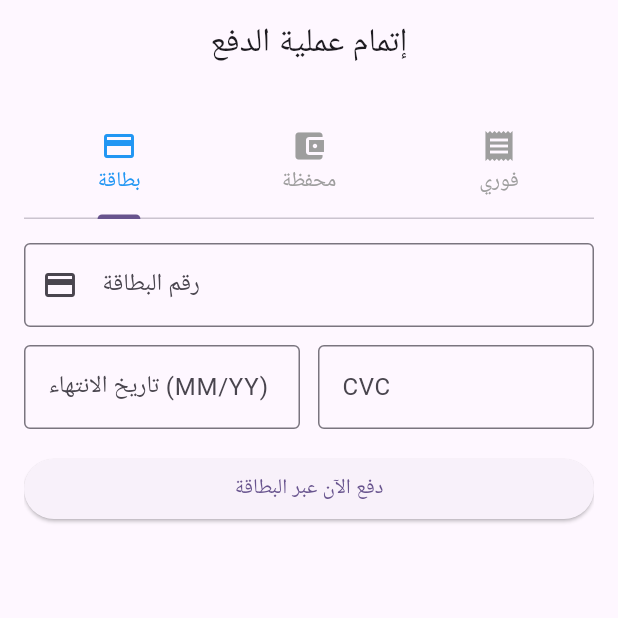
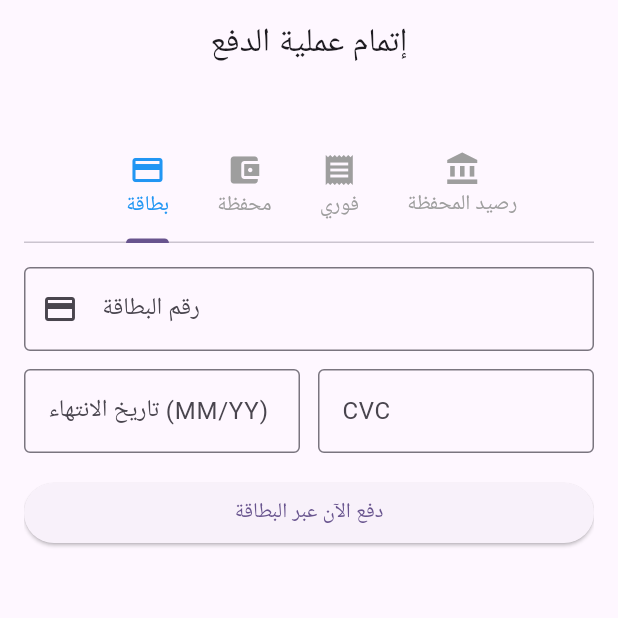
Before and after one commit to AhmedMahmoud2024/payment_gateways, a Flutter app: the screen it shows after launch, on a phone screen of 412 x 824 dp, the top half of it. Run offline on Flutter 3.47's test engine with Material 3 defaults, Android fonts, the phone set to English and light mode, and no system bars; our stand-ins replace equatable, flutter_riverpod.

Commit message:
feat:implemented digital_wallet payment strategy ui

```diff
--- a/lib/features/checkout/presentation/screens/checkout_screen.dart
+++ b/lib/features/checkout/presentation/screens/checkout_screen.dart
@@ -1,3 +1,87 @@
+// ignore_for_file: unused_import
+
+import 'package:flutter/material.dart';
+import 'package:flutter_riverpod/flutter_riverpod.dart';
+import 'package:payment_gateways/features/checkout/logic/checkout_notifier.dart';
+import 'package:payment_gateways/features/checkout/logic/checkout_state.dart';
+
+import 'package:payment_gateways/features/checkout/logic/forms/otp_form_controller.dart';
+import 'package:payment_gateways/features/checkout/presentation/widgets/checkout_feedback_card.dart';
+import 'package:payment_gateways/features/checkout/presentation/widgets/forms/card_payment_form.dart';
+import 'package:payment_gateways/features/checkout/presentation/widgets/forms/digital_wallet_payment_form.dart';
+import 'package:payment_gateways/features/checkout/presentation/widgets/forms/fawry_payment_form.dart';
+import 'package:payment_gateways/features/checkout/presentation/widgets/forms/wallet_payment_form.dart';
+
+// 🚀 استيراد شاشة أو فورم المحفظة الرقمية الداخلية الجديدة التي أنشأناها
+
+
+class CheckoutScreen extends ConsumerWidget {
+  const CheckoutScreen({super.key});
+
+  @override
+  Widget build(BuildContext context, WidgetRef ref) {
+    final state = ref.watch(checkoutProvider);
+    final isLoading = state is CheckoutLoading;
+    final otpController = ref.watch(otpControllerProvider);
+
+    return Scaffold(
+      appBar: AppBar(
+        title: const Text('إتمام عملية الدفع'),
+        centerTitle: true,
+      ),
+      body: SingleChildScrollView(
+        padding: const EdgeInsets.all(16.0),
+        child: Column(
+          crossAxisAlignment: CrossAxisAlignment.stretch,
+          children: [
+            // كارت إظهار النتيجة أو الحالات الحالية (OTP, Success, Error)
+            CheckoutFeedbackCard(
+              state: state,
+              otpController: otpController,
+              onReset: () => ref.read(checkoutProvider.notifier).reset(),
+            ),
+
+            const SizedBox(height: 16),
+
+            // TabBar لتنقل بين طرق الدفع (تم زيادة الـ length إلى 4 لإضافة المحفظة الرقمية)
+            DefaultTabController(
+              length: 4, // 👈 تم التعديل لإضافة التبويبة الرابعة
+              child: Column(
+                children: [
+                  const TabBar(
+                    labelColor: Colors.blue,
+                    unselectedLabelColor: Colors.grey,
+                    isScrollable: true, // ميزة إضافية لضمان عدم ازدحام الشاشة لو الأجهزة صغيرة
+                    tabs: [
+                      Tab(icon: Icon(Icons.credit_card), text: 'بطاقة'),
+                      Tab(icon: Icon(Icons.account_balance_wallet), text: 'محفظة'),
+                      Tab(icon: Icon(Icons.receipt), text: 'فوري'),
+                      Tab(icon: Icon(Icons.account_balance), text: 'رصيد المحفظة'), // 👈 التبويبة الجديدة
+                    ],
+                  ),
+                  const SizedBox(height: 16),
+                  SizedBox(
+                    height: 380, // زيادة طفيفة لاحتواء حقل المبلغ وزر الدفع الجديد
+                    child: TabBarView(
+                      children: [
+                        CardCheckoutForm(isLoading: isLoading),
+                        WalletCheckoutForm(isLoading: isLoading),
+                        FawryCheckoutForm(isLoading: isLoading),
+                         DigitalWalletPaymentForm(), // 👈 الـ Form الخاصة بالـ Digital Wallet Strategy
+                      ],
+                    ),
+                  ),
+                ],
+              ),
+            ),
+          ],
+        ),
+      ),
+    );
+  }
+}
+
+/*
 // ignore_for_file: unused_import
 
 import 'package:flutter/material.dart';
@@ -12,8 +96,8 @@ import 'package:payment_gateways/features/checkout/presentation/widgets/forms/fa
 import 'package:payment_gateways/features/checkout/presentation/widgets/forms/wallet_payment_form.dart';
 
 
-class CheckoutPage extends ConsumerWidget {
-  const CheckoutPage({super.key});
+class CheckoutScreen extends ConsumerWidget {
+  const CheckoutScreen({super.key});
 
   @override
   Widget build(BuildContext context, WidgetRef ref) {
@@ -72,3 +156,4 @@ class CheckoutPage extends ConsumerWidget {
     );
   }
 }
+*/
--- a/lib/main.dart
+++ b/lib/main.dart
@@ -24,7 +24,7 @@ class MyApp extends StatelessWidget {
       theme: ThemeData(
         colorScheme: ColorScheme.fromSeed(seedColor: Colors.deepPurple),
       ),
-      home:  const CheckoutPage()
+      home:  const CheckoutScreen()
     );
   }
 }
```
Also changed, not shown: lib/features/checkout/logic/checkout_notifier.dart (+18 -1 lines), lib/features/checkout/presentation/widgets/forms/digital_wallet_payment_form.dart (added, +160 -0 lines), lib/features/checkout/logic/checkout_state.dart (line endings or trailing spaces).
